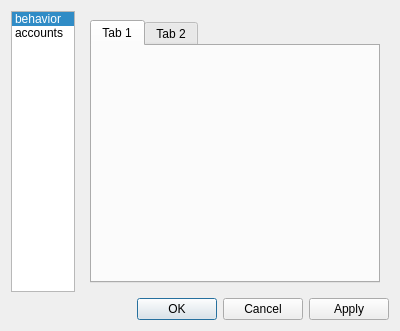
Before: the Qt Designer form preferences.ui in dodo/blain, drawn with Qt 5.
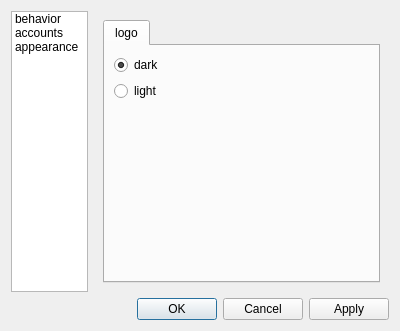
After: the same form once the commit is applied. The open tabs and pages were chosen to show the change.

Commit message: add light logo

The edit to the form file:
```diff
--- a/preferences.ui
+++ b/preferences.ui
@@ -20,7 +20,7 @@
       <widget class="QListWidget" name="listWidget">
        <property name="maximumSize">
         <size>
-         <width>64</width>
+         <width>77</width>
          <height>16777215</height>
         </size>
        </property>
@@ -40,7 +40,7 @@
         <enum>QListView::ListMode</enum>
        </property>
        <property name="currentRow">
-        <number>0</number>
+        <number>-1</number>
        </property>
        <item>
         <property name="text">
@@ -52,6 +52,11 @@
          <string>accounts</string>
         </property>
        </item>
+       <item>
+        <property name="text">
+         <string>appearance</string>
+        </property>
+       </item>
       </widget>
      </item>
      <item>
@@ -132,6 +137,74 @@
                 <widget class="QLineEdit" name="twitteridEdit"/>
                </item>
               </layout>
+             </item>
+             <item>
+              <spacer name="verticalSpacer_4">
+               <property name="orientation">
+                <enum>Qt::Vertical</enum>
+               </property>
+               <property name="sizeHint" stdset="0">
+                <size>
+                 <width>20</width>
+                 <height>40</height>
+                </size>
+               </property>
+              </spacer>
+             </item>
+            </layout>
+           </widget>
+          </widget>
+         </item>
+        </layout>
+       </widget>
+       <widget class="QWidget" name="page_3">
+        <layout class="QHBoxLayout" name="horizontalLayout_7">
+         <item>
+          <widget class="QTabWidget" name="tabWidget_2">
+           <property name="currentIndex">
+            <number>0</number>
+           </property>
+           <widget class="QWidget" name="tab_5">
+            <attribute name="title">
+             <string>logo</string>
+            </attribute>
+            <layout class="QVBoxLayout" name="verticalLayout_4">
+             <item>
+              <layout class="QVBoxLayout" name="verticalLayout_5">
+               <item>
+                <widget class="QRadioButton" name="darkradioButton">
+                 <property name="text">
+                  <string>dark</string>
+                 </property>
+                 <property name="checked">
+                  <bool>true</bool>
+                 </property>
+                </widget>
+               </item>
+               <item>
+                <widget class="QRadioButton" name="lightradioButton">
+                 <property name="text">
+                  <string>light</string>
+                 </property>
+                 <property name="checked">
+                  <bool>false</bool>
+                 </property>
+                </widget>
+               </item>
+              </layout>
+             </item>
+             <item>
+              <spacer name="verticalSpacer_2">
+               <property name="orientation">
+                <enum>Qt::Vertical</enum>
+               </property>
+               <property name="sizeHint" stdset="0">
+                <size>
+                 <width>20</width>
+                 <height>40</height>
+                </size>
+               </property>
+              </spacer>
              </item>
             </layout>
            </widget>
```
Left out of the diff: 18 changed lines with no effect on the pictures. The commit also changes 3 other files.
